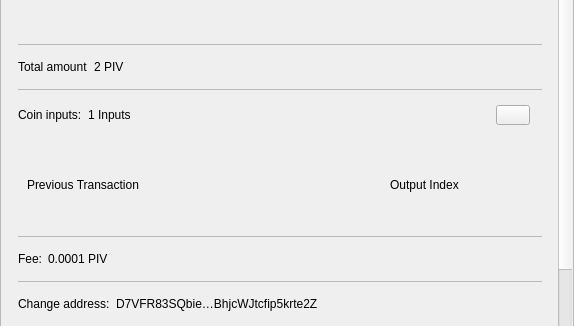
This is src/qt/vitae/forms/sendconfirmdialog.ui in VitaeTeam/Vitae as Qt 5 draws it before an edit; both pictures show x 0 to 574 and y 198 to 524 of the 574 by 680 pixel window. The edited form follows.
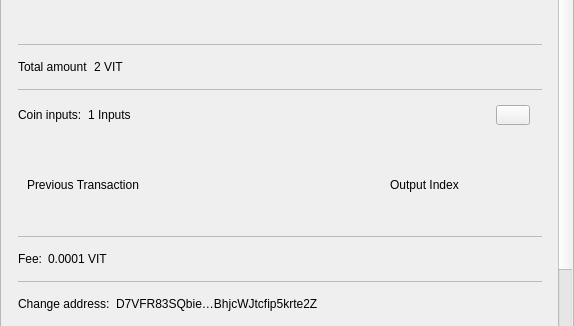
This is the edited form.

```diff
--- a/src/qt/vitae/forms/sendconfirmdialog.ui
+++ b/src/qt/vitae/forms/sendconfirmdialog.ui
@@ -465,7 +465,7 @@
                    <item>
                     <widget class="QLabel" name="textAmount">
                      <property name="text">
-                      <string>2 PIV</string>
+                      <string>2 VIT</string>
                      </property>
                     </widget>
                    </item>
@@ -624,7 +624,7 @@
                    <item>
                     <widget class="QLabel" name="textFee">
                      <property name="text">
-                      <string>0.0001 PIV</string>
+                      <string>0.0001 VIT</string>
                      </property>
                     </widget>
                    </item>
```
